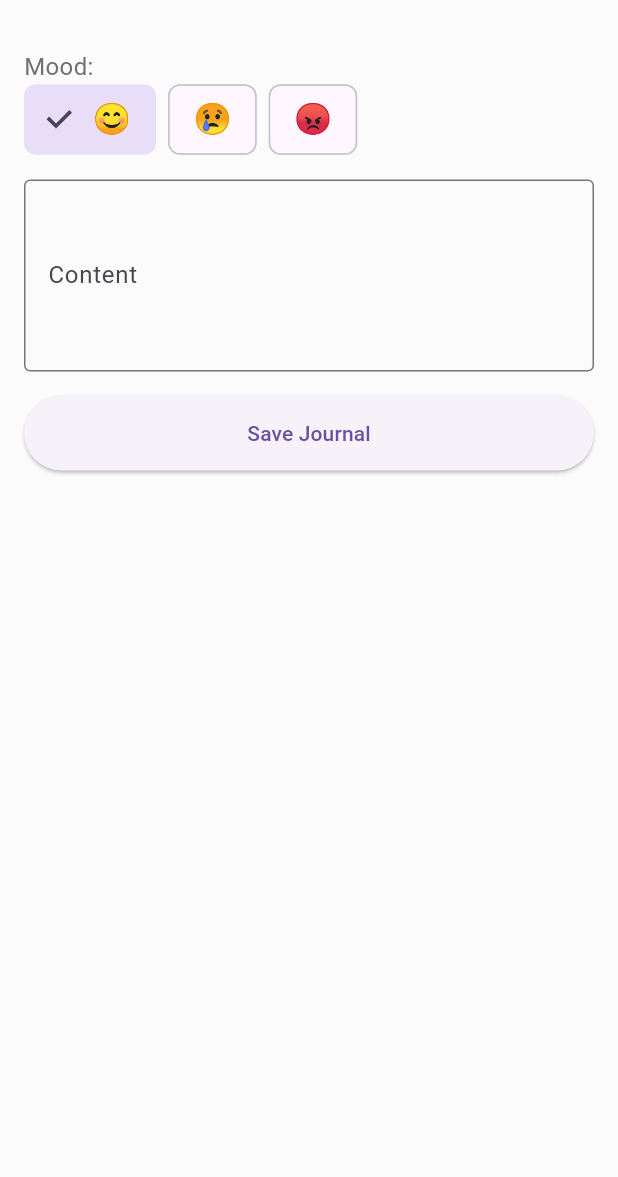
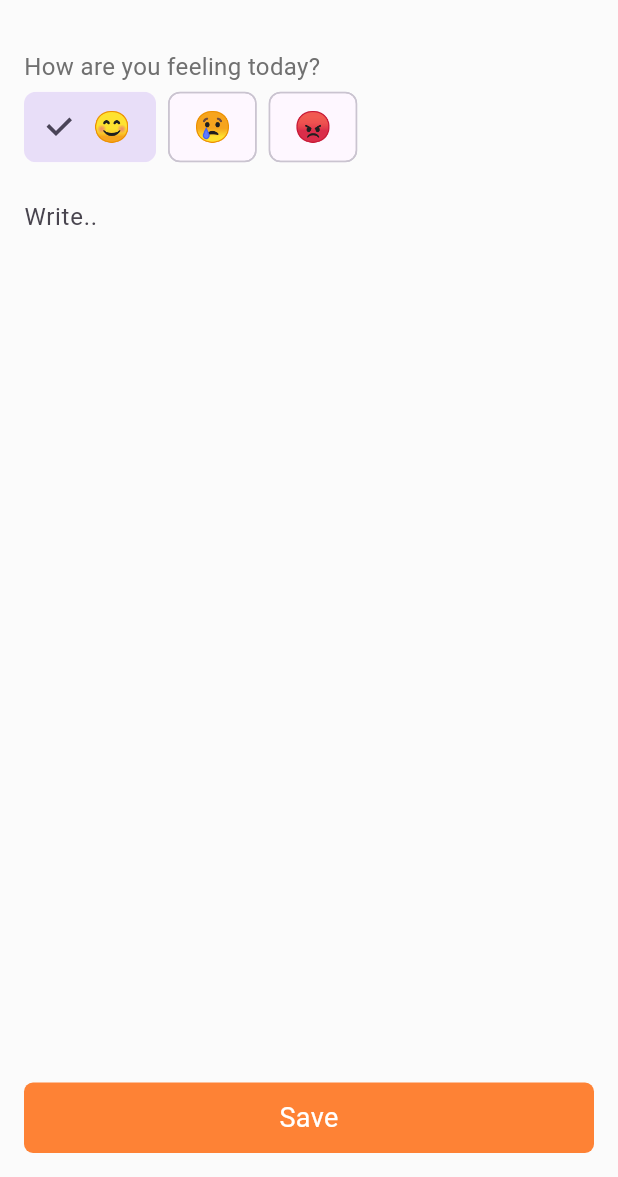
Before and after one commit to jushkinbekrashidovich/wecare, a Flutter app: the JournalView screen opened by its route, after a tap on the "add" icon, on a phone screen of 412 x 824 dp, the part 59-1236 px from its top. Run offline on Flutter 3.47's test engine with Material 3 defaults, Android fonts, the phone set to English and light mode, and no system bars; our stand-ins replace cloud_firestore, firebase_core, flutter_svg, get, shared_preferences, slider_button and 1 more; accounts and stored records are empty.

Commit message:
journal done

```diff
--- a/lib/app/modules/home_page/add_journal/controllers/add_journal_controller.dart
+++ b/lib/app/modules/home_page/add_journal/controllers/add_journal_controller.dart
@@ -35,6 +35,6 @@ class AddJournalController extends GetxController {
     content.value = '';
     mood.value = 'happy';
     date.value = '';
-    Get.snackbar('Success', 'Journal entry saved!');
+
   }
 }
--- a/lib/app/modules/home_page/add_journal/views/add_journal_view.dart
+++ b/lib/app/modules/home_page/add_journal/views/add_journal_view.dart
@@ -1,5 +1,7 @@
 import 'package:flutter/material.dart';
 import 'package:get/get.dart';
+import 'package:wecare/app/modules/home_page/journal/controllers/journal_controller.dart';
+import '../../../../const/theme/app_colors.dart';
 import '../controllers/add_journal_controller.dart';
 
 class AddJournalView extends GetView<AddJournalController> {
@@ -19,7 +21,8 @@ class AddJournalView extends GetView<AddJournalController> {
           crossAxisAlignment: CrossAxisAlignment.start,
           children: [
             // Mood Selection
-            const Text('Mood:', style: TextStyle(fontSize: 16)),
+            const Text('How are you feeling today?', style: TextStyle(fontSize: 16)),
+            SizedBox(height: 5,),
             Row(
               children: [
                 _moodButton('happy', '😊', controller),
@@ -31,29 +34,39 @@ class AddJournalView extends GetView<AddJournalController> {
             ),
             const SizedBox(height: 16),
             // Content TextField
-           TextField(
-              onChanged: (value) => controller.content.value = value,
-              maxLines: 4,
-              decoration: const InputDecoration(
-                labelText: 'Content',
-                border: OutlineInputBorder(),
+           Expanded(
+             child: SingleChildScrollView(
+               child: TextField(
+                  onChanged: (value) => controller.content.value = value,
+                 maxLines: 1000,
+                 keyboardType: TextInputType.multiline,
+                 showCursor: true,decoration: InputDecoration(
+                 hintText: "Write.."
+               ),
+                ),
+             ),
+           ),
+            const SizedBox(height: 16),
+
+            // Save Button
+            GestureDetector(
+              onTap: ()async{
+                controller.saveJournalEntry();
+                Get.back();
+                Get.find<JournalController>().fetchJournals();
+              },
+              child: Container(
+
+                padding: EdgeInsets.symmetric(horizontal: 12),
+                child: Center(child: Text("Save", style: TextStyle(color: AppColors.white, fontSize: 18),textAlign: TextAlign.center,)),
+                height: 47,
+                decoration: BoxDecoration(
+                    borderRadius: BorderRadius.circular(6),
+                    color: AppColors.mainOrangeColor
+                ),
               ),
             ),
-            const SizedBox(height: 16),
 
-
-
-            // Date Display
-
-
-            // Save Button
-            ElevatedButton(
-              onPressed: () => controller.saveJournalEntry(),
-              child: const Text('Save Journal'),
-              style: ElevatedButton.styleFrom(
-                minimumSize: const Size(double.infinity, 50),
-              ),
-            ),
           ],
         ),
       ),));
--- a/lib/app/modules/home_page/journal/views/journal_view.dart
+++ b/lib/app/modules/home_page/journal/views/journal_view.dart
@@ -1,5 +1,6 @@
 import 'package:flutter/material.dart';
 import 'package:get/get.dart';
+import 'package:wecare/app/const/theme/app_colors.dart';
 import 'package:wecare/app/routes/app_pages.dart';
 import '../controllers/journal_controller.dart';
 
@@ -33,24 +34,41 @@ class JournalView extends GetView<JournalController> {
           itemCount: controller.journals.length,
           itemBuilder: (context, index) {
             final journal = controller.journals[index];
+            String _getMoodEmoji(String? mood) {
+              switch (mood) {
+                case 'happy':
+                  return '😊';
+                case 'sad':
+                  return '😢';
+                case 'mad':
+                  return '😡';
+                default:
+                  return 'Unknown';
+              }
+            }
             return Card(
+              shadowColor: AppColors.mainLighterOrangeColor,
+              elevation: 0,
+              color: AppColors.mainLighterOrangeColor,
               margin: const EdgeInsets.all(8.0),
               child: ListTile(
                 title: Text(
-                  journal['content'] ?? 'No Content',
+                  journal['date'],
+                  style: TextStyle(fontWeight: FontWeight.w600),
                   maxLines: 1,
                   overflow: TextOverflow.ellipsis,
                 ),
-                subtitle: Text(
-                  'Mood: ${journal['mood'] ?? 'Unknown'} | Date: ${journal['date'] ?? 'N/A'}',
+                subtitle:
+                Text(
+                  '${_getMoodEmoji(journal['mood'])}',
                 ),
                 trailing: IconButton(
                   icon: const Icon(Icons.delete, color: Colors.red),
                   onPressed: () => _showDeleteConfirmation(index),
                 ),
                 onTap: () {
-                  // Optionally show journal details or navigate to another screen
-                  Get.snackbar('Journal Content', journal['content'] ?? 'No Content');
+                  var args = {'mood':journal['mood'], 'content':journal['content'], 'date':journal['date']};
+                  Get.toNamed(Routes.JOURNAL_DETAILS, arguments: args);
                 },
               ),
             );
@@ -58,10 +76,13 @@ class JournalView extends GetView<JournalController> {
         );
       }),
       floatingActionButton: FloatingActionButton(
+        backgroundColor: AppColors.mainOrangeColor,
+
+        elevation: 0,
         onPressed: () {
          Get.toNamed(Routes.ADD_JOURNAL); // Add a new journal entry
         },
-        child: const Icon(Icons.add),
+        child: const Icon(Icons.add, color: AppColors.white,),
       ),
     );
   }
@@ -69,7 +90,7 @@ class JournalView extends GetView<JournalController> {
   void _showDeleteConfirmation(int index) {
     Get.dialog(
       AlertDialog(
-        title: const Text('Delete Journal'),
+        title: const Text('Delete Journal', style: TextStyle(color: Colors.red),),
         content: const Text('Are you sure you want to delete this journal entry?'),
         actions: [
           TextButton(
@@ -88,55 +109,4 @@ class JournalView extends GetView<JournalController> {
     );
   }
 
-  void _showAddJournalDialog(BuildContext context) {
-    final contentController = TextEditingController();
-    final moodController = TextEditingController();
-    final dateController = TextEditingController();
-
-    Get.dialog(
-      AlertDialog(
-        title: const Text('Add Journal'),
-        content: Column(
-          mainAxisSize: MainAxisSize.min,
-          children: [
-            TextField(
-              controller: contentController,
-              decoration: const InputDecoration(labelText: 'Content'),
-            ),
-            TextField(
-              controller: moodController,
-              decoration: const InputDecoration(labelText: 'Mood'),
-            ),
-            TextField(
-              controller: dateController,
-              decoration: const InputDecoration(labelText: 'Date (e.g., 2025-01-04)'),
-            ),
-          ],
-        ),
-        actions: [
-          TextButton(
-            onPressed: () => Get.back(),
-            child: const Text('Cancel'),
-          ),
-          TextButton(
-            onPressed: () {
-              if (contentController.text.isNotEmpty &&
-                  moodController.text.isNotEmpty &&
-                  dateController.text.isNotEmpty) {
-                controller.addJournal(
-                  contentController.text,
-                  moodController.text,
-                  dateController.text,
-                );
-                Get.back();
-              } else {
-                Get.snackbar('Error', 'All fields are required!');
-              }
-            },
-            child: const Text('Add'),
-          ),
-        ],
-      ),
-    );
-  }
 }
--- a/lib/app/routes/app_routes.dart
+++ b/lib/app/routes/app_routes.dart
@@ -15,6 +15,7 @@ abstract class Routes {
   static const MOOD_EXERCISES = _Paths.MOOD_EXERCISES;
   static const JOURNAL = _Paths.JOURNAL;
   static const ADD_JOURNAL = _Paths.ADD_JOURNAL;
+  static const JOURNAL_DETAILS = _Paths.JOURNAL_DETAILS;
 }
 
 abstract class _Paths {
@@ -31,4 +32,5 @@ abstract class _Paths {
   static const MOOD_EXERCISES = '/mood-exercises';
   static const JOURNAL = '/journal';
   static const ADD_JOURNAL = '/add-journal';
+  static const JOURNAL_DETAILS = '/journal-details';
 }
```
Also changed, not shown: lib/app/modules/home_page/journal_details/bindings/journal_details_binding.dart (added, +12 -0 lines), lib/app/modules/home_page/journal_details/controllers/journal_details_controller.dart (added, +27 -0 lines), lib/app/modules/home_page/journal_details/views/journal_details_view.dart (added, +45 -0 lines), lib/app/routes/app_pages.dart (+7 -0 lines).
